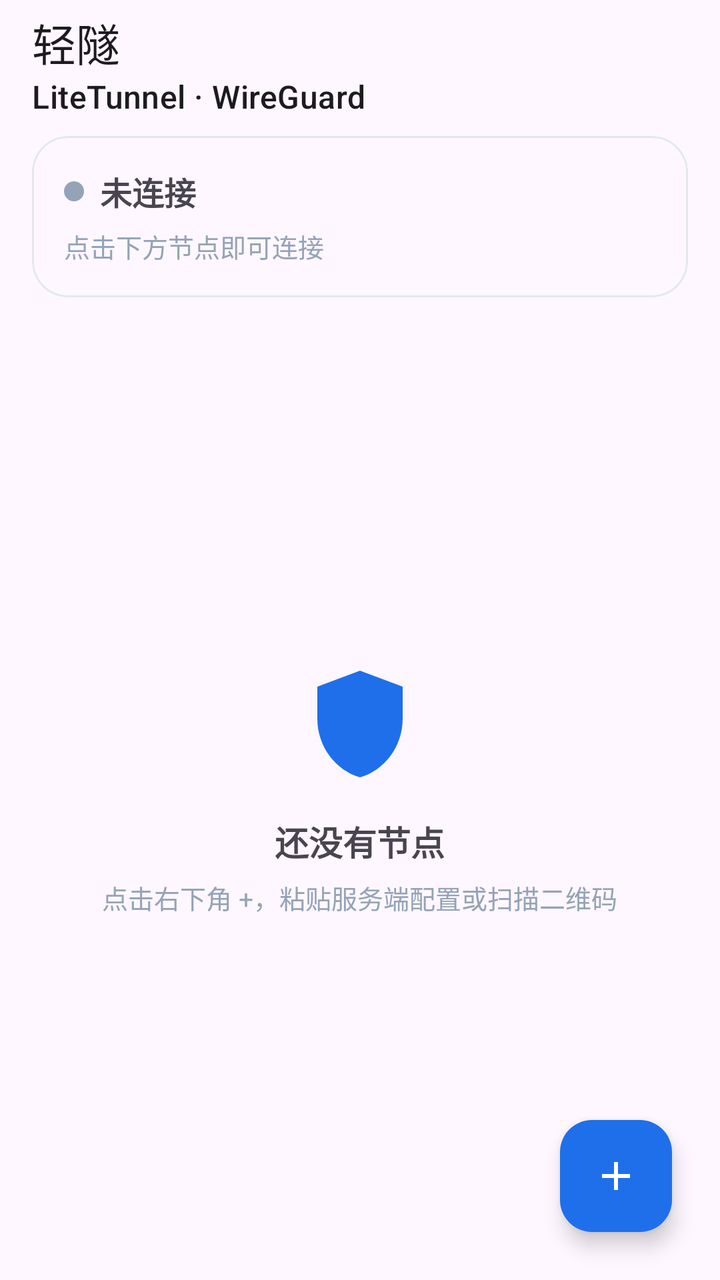
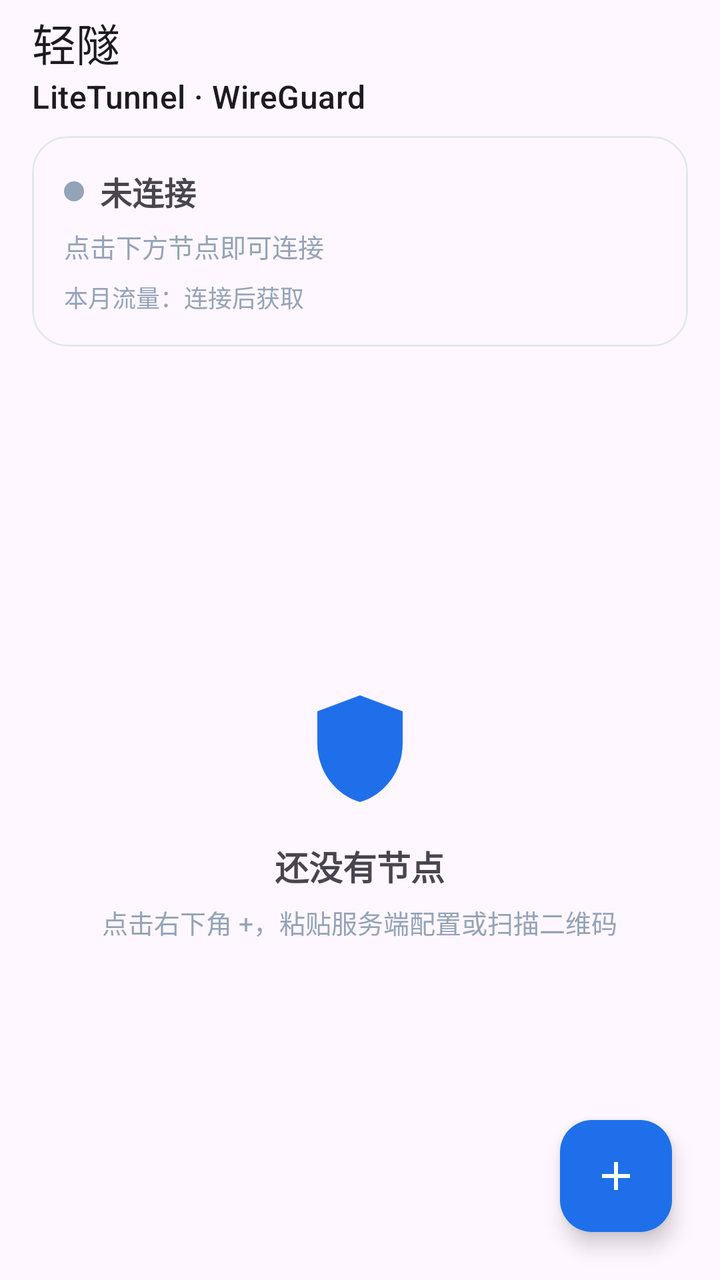

Before-and-after screenshots of an Android layout around one commit, followed by the original layout XML and the change that was made.
<!-- AndroidManifest.xml: application theme Theme.LiteTunnel -->
<!-- res/layout/activity_main.xml -->
<?xml version="1.0" encoding="utf-8"?>
<LinearLayout xmlns:android="http://schemas.android.com/apk/res/android"
    xmlns:app="http://schemas.android.com/apk/res-auto"
    android:id="@+id/root"
    android:layout_width="match_parent"
    android:layout_height="match_parent"
    android:background="?attr/colorSurface"
    android:orientation="vertical">

    <com.google.android.material.appbar.MaterialToolbar
        android:id="@+id/toolbar"
        android:layout_width="match_parent"
        android:layout_height="?attr/actionBarSize"
        android:background="?attr/colorSurface"
        app:subtitle="@string/app_subtitle"
        app:title="@string/app_name" />

    <com.google.android.material.card.MaterialCardView
        android:id="@+id/statusCard"
        android:layout_width="match_parent"
        android:layout_height="wrap_content"
        android:layout_marginHorizontal="16dp"
        android:layout_marginTop="4dp"
        app:cardBackgroundColor="?attr/colorSurface"
        app:cardCornerRadius="18dp"
        app:cardElevation="0dp"
        app:strokeColor="@color/outline"
        app:strokeWidth="1dp">

        <LinearLayout
            android:layout_width="match_parent"
            android:layout_height="wrap_content"
            android:orientation="vertical"
            android:padding="16dp">

            <LinearLayout
                android:layout_width="match_parent"
                android:layout_height="wrap_content"
                android:gravity="center_vertical"
                android:orientation="horizontal">

                <View
                    android:id="@+id/statusDot"
                    android:layout_width="10dp"
                    android:layout_height="10dp"
                    android:background="@drawable/bg_dot"
                    android:backgroundTint="@color/muted" />

                <TextView
                    android:id="@+id/statusTitle"
                    android:layout_width="wrap_content"
                    android:layout_height="wrap_content"
                    android:layout_marginStart="8dp"
                    android:text="未连接"
                    android:textSize="16sp"
                    android:textStyle="bold" />

                <Space
                    android:layout_width="0dp"
                    android:layout_height="0dp"
                    android:layout_weight="1" />

                <TextView
                    android:id="@+id/trafficText"
                    android:layout_width="wrap_content"
                    android:layout_height="wrap_content"
                    android:fontFamily="monospace"
                    android:textColor="@color/muted"
                    android:textSize="11sp" />
            </LinearLayout>

            <TextView
                android:id="@+id/statusSubtitle"
                android:layout_width="match_parent"
                android:layout_height="wrap_content"
                android:layout_marginTop="6dp"
                android:text="点击下方节点即可连接"
                android:textColor="@color/muted"
                android:textSize="13sp" />
        </LinearLayout>
    </com.google.android.material.card.MaterialCardView>

    <androidx.coordinatorlayout.widget.CoordinatorLayout
        android:layout_width="match_parent"
        android:layout_height="0dp"
        android:layout_weight="1">

        <androidx.recyclerview.widget.RecyclerView
            android:id="@+id/recyclerView"
            android:layout_width="match_parent"
            android:layout_height="match_parent"
            android:clipToPadding="false"
            android:paddingHorizontal="16dp"
            android:paddingTop="12dp"
            android:paddingBottom="96dp" />

        <LinearLayout
            android:id="@+id/emptyView"
            android:layout_width="match_parent"
            android:layout_height="match_parent"
            android:gravity="center"
            android:orientation="vertical"
            android:padding="32dp">

            <ImageView
                android:layout_width="64dp"
                android:layout_height="64dp"
                android:contentDescription="@null"
                android:src="@drawable/ic_shield"
                app:tint="?attr/colorPrimary" />

            <TextView
                android:layout_width="wrap_content"
                android:layout_height="wrap_content"
                android:layout_marginTop="14dp"
                android:text="还没有节点"
                android:textSize="17sp"
                android:textStyle="bold" />

            <TextView
                android:layout_width="wrap_content"
                android:layout_height="wrap_content"
                android:layout_marginTop="6dp"
                android:gravity="center"
                android:text="点击右下角 +，粘贴服务端配置或扫描二维码"
                android:textColor="@color/muted"
                android:textSize="13sp" />
        </LinearLayout>

        <com.google.android.material.floatingactionbutton.FloatingActionButton
            android:id="@+id/fab"
            android:layout_width="wrap_content"
            android:layout_height="wrap_content"
            android:layout_gravity="bottom|end"
            android:layout_margin="24dp"
            android:contentDescription="@string/add_node"
            app:backgroundTint="@color/brand"
            app:srcCompat="@drawable/ic_add"
            app:tint="@color/white" />
    </androidx.coordinatorlayout.widget.CoordinatorLayout>

</LinearLayout>
<!-- resources referenced by this layout -->
<resources>
  <color name="brand">#1F6FEB</color>
  <color name="muted">#94A3B8</color>
  <color name="outline">#E2E8F0</color>
  <color name="white">#FFFFFF</color>
  <!-- drawable bg_dot (drawable) -->
  <?xml version="1.0" encoding="utf-8"?>
  <shape xmlns:android="http://schemas.android.com/apk/res/android"
      android:shape="oval">
      <solid android:color="@color/white" />
      <size
          android:width="10dp"
          android:height="10dp" />
  </shape>
  <!-- drawable ic_add (drawable) -->
  <vector xmlns:android="http://schemas.android.com/apk/res/android"
      android:width="24dp"
      android:height="24dp"
      android:viewportWidth="24"
      android:viewportHeight="24">
      <path
          android:fillColor="#FFFFFFFF"
          android:pathData="M11,5h2v6h6v2h-6v6h-2v-6H5v-2h6z" />
  </vector>
  <!-- drawable ic_shield (drawable) -->
  <vector xmlns:android="http://schemas.android.com/apk/res/android"
      android:width="24dp"
      android:height="24dp"
      android:viewportWidth="24"
      android:viewportHeight="24">
      <path
          android:fillColor="#FFFFFFFF"
          android:pathData="M12,2 L20,5 L20,11 C20,16.2 16.6,20.7 12,22 C7.4,20.7 4,16.2 4,11 L4,5 Z" />
  </vector>
  <string name="add_node">添加节点</string>
  <string name="app_name">轻隧</string>
  <string name="app_subtitle">LiteTunnel · WireGuard</string>
  <style name="Theme.LiteTunnel" parent="Theme.Material3.DayNight.NoActionBar">
          <item name="colorPrimary">@color/brand</item>
          <item name="colorOnPrimary">@color/white</item>
          <item name="colorSecondary">@color/brand</item>
          <item name="colorOnSecondary">@color/white</item>
          <item name="android:windowBackground">?attr/colorSurface</item>
      </style>
</resources>

<!-- the commit's change to res/layout/activity_main.xml (unified diff, before → after) -->
@@ -77,6 +77,15 @@
                 android:text="点击下方节点即可连接"
                 android:textColor="@color/muted"
                 android:textSize="13sp" />
+
+            <TextView
+                android:id="@+id/monthlyText"
+                android:layout_width="match_parent"
+                android:layout_height="wrap_content"
+                android:layout_marginTop="7dp"
+                android:text="本月流量：连接后获取"
+                android:textColor="@color/muted"
+                android:textSize="12sp" />
         </LinearLayout>
     </com.google.android.material.card.MaterialCardView>
 
